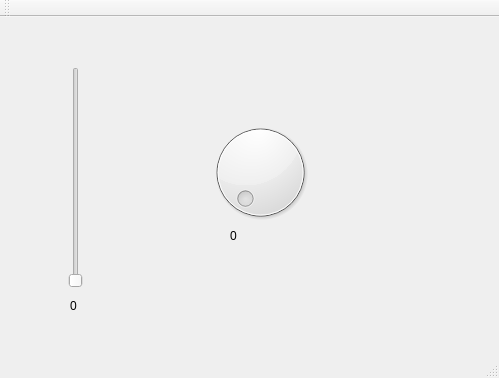
This is rpicarclient.ui in rejamen/RPiCarClient as Qt 5 draws it before an edit. The edited form follows.
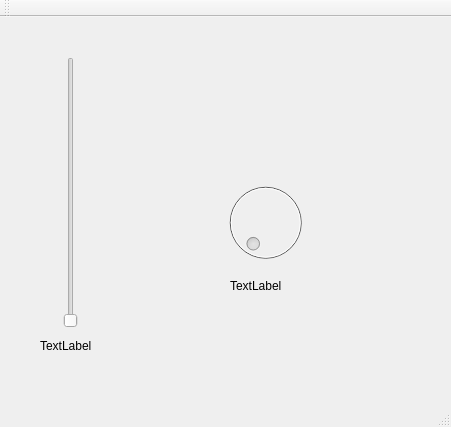
This is the edited form.

Commit message: Agregados slider y dial

Diff of the .ui file:
```diff
--- a/rpicarclient.ui
+++ b/rpicarclient.ui
@@ -6,8 +6,8 @@
    <rect>
     <x>0</x>
     <y>0</y>
-    <width>499</width>
-    <height>378</height>
+    <width>451</width>
+    <height>427</height>
    </rect>
   </property>
   <property name="windowTitle">
@@ -15,24 +15,36 @@
   </property>
   <widget class="QWidget" name="centralWidget">
    <widget class="QSlider" name="speedSlider">
+    <property name="enabled">
+     <bool>false</bool>
+    </property>
     <property name="geometry">
      <rect>
       <x>50</x>
-      <y>50</y>
-      <width>51</width>
-      <height>221</height>
+      <y>40</y>
+      <width>41</width>
+      <height>271</height>
      </rect>
     </property>
+    <property name="maximum">
+     <number>255</number>
+    </property>
+    <property name="sliderPosition">
+     <number>0</number>
+    </property>
     <property name="orientation">
      <enum>Qt::Vertical</enum>
     </property>
    </widget>
    <widget class="QDial" name="angleDial">
+    <property name="enabled">
+     <bool>false</bool>
+    </property>
     <property name="geometry">
      <rect>
-      <x>200</x>
-      <y>100</y>
-      <width>121</width>
+      <x>220</x>
+      <y>150</y>
+      <width>91</width>
       <height>111</height>
      </rect>
     </property>
@@ -40,27 +52,27 @@
    <widget class="QLabel" name="speedLabel">
     <property name="geometry">
      <rect>
-      <x>70</x>
-      <y>280</y>
+      <x>40</x>
+      <y>320</y>
       <width>67</width>
       <height>17</height>
      </rect>
     </property>
     <property name="text">
-     <string>0</string>
+     <string>TextLabel</string>
     </property>
    </widget>
    <widget class="QLabel" name="angleLabel">
     <property name="geometry">
      <rect>
       <x>230</x>
-      <y>210</y>
+      <y>260</y>
       <width>67</width>
       <height>17</height>
      </rect>
     </property>
     <property name="text">
-     <string>0</string>
+     <string>TextLabel</string>
     </property>
    </widget>
   </widget>
```
Left out of the diff: 2 changed lines with no effect on the pictures. The commit also changes 3 other files.
